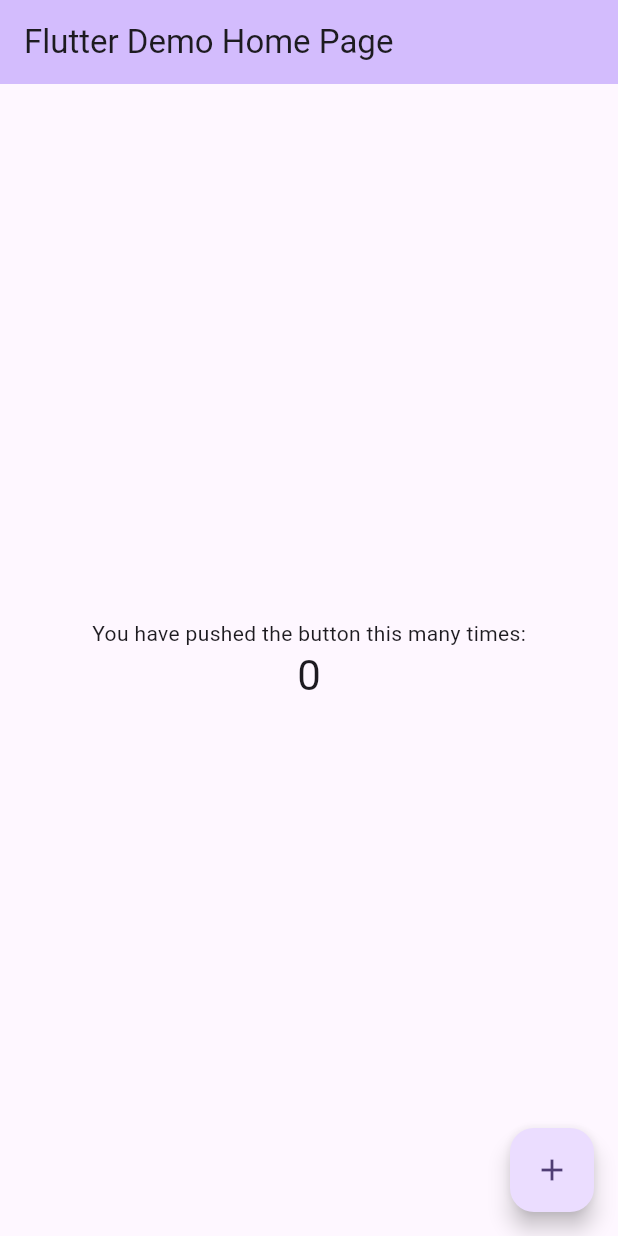
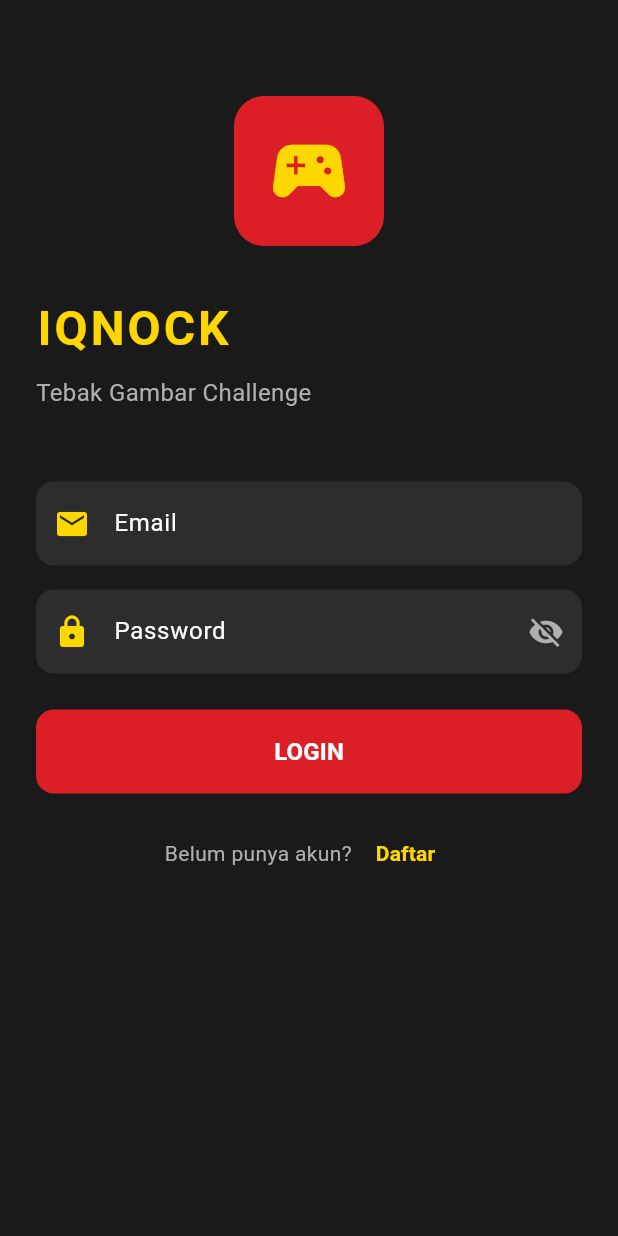
Before and after one commit to AlphaIsYour/iqnock, a Flutter app: the screen it shows after launch, on a phone screen of 412 x 824 dp. Run offline on Flutter 3.47's test engine with Material 3 defaults, Android fonts, the phone set to English and light mode, and no system bars.

Commit message:
update v0.0.1

```diff
--- /dev/null
+++ b/lib/core/constants/app_colors.dart
@@ -0,0 +1,13 @@
+import 'package:flutter/material.dart';
+
+class AppColors {
+  // Iron Man theme colors
+  static const Color primary = Color(0xFFDC1F26); // Iron Man red
+  static const Color secondary = Color(0xFFFFD700); // Gold
+  static const Color accent = Color(0xFFC5A572); // Dark gold
+  static const Color background = Color(0xFF1A1A1A); // Dark background
+  static const Color surface = Color(0xFF2D2D2D); // Card background
+  static const Color textPrimary = Color(0xFFFFFFFF);
+  static const Color textSecondary = Color(0xFFB0B0B0);
+  static const Color error = Color(0xFFFF5252);
+}
--- a/lib/main.dart
+++ b/lib/main.dart
@@ -1,122 +1,47 @@
 import 'package:flutter/material.dart';
+import 'core/constants/app_colors.dart';
+import 'routes/app_routes.dart';
 
 void main() {
-  runApp(const MyApp());
+  runApp(const IqnockApp());
 }
 
-class MyApp extends StatelessWidget {
-  const MyApp({super.key});
+class IqnockApp extends StatelessWidget {
+  const IqnockApp({super.key});
 
-  // This widget is the root of your application.
   @override
   Widget build(BuildContext context) {
     return MaterialApp(
-      title: 'Flutter Demo',
+      title: 'Iqnock',
+      debugShowCheckedModeBanner: false,
       theme: ThemeData(
-        // This is the theme of your application.
-        //
-        // TRY THIS: Try running your application with "flutter run". You'll see
-        // the application has a purple toolbar. Then, without quitting the app,
-        // try changing the seedColor in the colorScheme below to Colors.green
-        // and then invoke "hot reload" (save your changes or press the "hot
-        // reload" button in a Flutter-supported IDE, or press "r" if you used
-        // the command line to start the app).
-        //
-        // Notice that the counter didn't reset back to zero; the application
-        // state is not lost during the reload. To reset the state, use hot
-        // restart instead.
-        //
-        // This works for code too, not just values: Most code changes can be
-        // tested with just a hot reload.
-        colorScheme: ColorScheme.fromSeed(seedColor: Colors.deepPurple),
+        primaryColor: AppColors.primary,
+        scaffoldBackgroundColor: AppColors.background,
+        colorScheme: ColorScheme.dark(
+          primary: AppColors.primary,
+          secondary: AppColors.secondary,
+          surface: AppColors.surface,
+          error: AppColors.error,
+        ),
+        textTheme: const TextTheme(
+          bodyLarge: TextStyle(color: AppColors.textPrimary),
+          bodyMedium: TextStyle(color: AppColors.textSecondary),
+        ),
+        inputDecorationTheme: InputDecorationTheme(
+          filled: true,
+          fillColor: AppColors.surface,
+          border: OutlineInputBorder(
+            borderRadius: BorderRadius.circular(12),
+            borderSide: BorderSide.none,
+          ),
+          focusedBorder: OutlineInputBorder(
+            borderRadius: BorderRadius.circular(12),
+            borderSide: const BorderSide(color: AppColors.secondary, width: 2),
+          ),
+        ),
       ),
-      home: const MyHomePage(title: 'Flutter Demo Home Page'),
+      initialRoute: AppRoutes.login,
+      onGenerateRoute: AppRoutes.generateRoute,
     );
   }
 }
-
-class MyHomePage extends StatefulWidget {
-  const MyHomePage({super.key, required this.title});
-
-  // This widget is the home page of your application. It is stateful, meaning
-  // that it has a State object (defined below) that contains fields that affect
-  // how it looks.
-
-  // This class is the configuration for the state. It holds the values (in this
-  // case the title) provided by the parent (in this case the App widget) and
-  // used by the build method of the State. Fields in a Widget subclass are
-  // always marked "final".
-
-  final String title;
-
-  @override
-  State<MyHomePage> createState() => _MyHomePageState();
-}
-
-class _MyHomePageState extends State<MyHomePage> {
-  int _counter = 0;
-
-  void _incrementCounter() {
-    setState(() {
-      // This call to setState tells the Flutter framework that something has
-      // changed in this State, which causes it to rerun the build method below
-      // so that the display can reflect the updated values. If we changed
-      // _counter without calling setState(), then the build method would not be
-      // called again, and so nothing would appear to happen.
-      _counter++;
-    });
-  }
-
-  @override
-  Widget build(BuildContext context) {
-    // This method is rerun every time setState is called, for instance as done
-    // by the _incrementCounter method above.
-    //
-    // The Flutter framework has been optimized to make rerunning build methods
-    // fast, so that you can just rebuild anything that needs updating rather
-    // than having to individually change instances of widgets.
-    return Scaffold(
-      appBar: AppBar(
-        // TRY THIS: Try changing the color here to a specific color (to
-        // Colors.amber, perhaps?) and trigger a hot reload to see the AppBar
-        // change color while the other colors stay the same.
-        backgroundColor: Theme.of(context).colorScheme.inversePrimary,
-        // Here we take the value from the MyHomePage object that was created by
-        // the App.build method, and use it to set our appbar title.
-        title: Text(widget.title),
-      ),
-      body: Center(
-        // Center is a layout widget. It takes a single child and positions it
-        // in the middle of the parent.
-        child: Column(
-          // Column is also a layout widget. It takes a list of children and
-          // arranges them vertically. By default, it sizes itself to fit its
-          // children horizontally, and tries to be as tall as its parent.
-          //
-          // Column has various properties to control how it sizes itself and
-          // how it positions its children. Here we use mainAxisAlignment to
-          // center the children vertically; the main axis here is the vertical
-          // axis because Columns are vertical (the cross axis would be
-          // horizontal).
-          //
-          // TRY THIS: Invoke "debug painting" (choose the "Toggle Debug Paint"
-          // action in the IDE, or press "p" in the console), to see the
-          // wireframe for each widget.
-          mainAxisAlignment: MainAxisAlignment.center,
-          children: <Widget>[
-            const Text('You have pushed the button this many times:'),
-            Text(
-              '$_counter',
-              style: Theme.of(context).textTheme.headlineMedium,
-            ),
-          ],
-        ),
-      ),
-      floatingActionButton: FloatingActionButton(
-        onPressed: _incrementCounter,
-        tooltip: 'Increment',
-        child: const Icon(Icons.add),
-      ), // This trailing comma makes auto-formatting nicer for build methods.
-    );
-  }
-}
--- /dev/null
+++ b/lib/presentation/screens/auth/login_screen.dart
@@ -0,0 +1,134 @@
+import 'package:flutter/material.dart';
+import '../../../core/constants/app_colors.dart';
+import '../../../routes/app_routes.dart';
+import '../../widgets/custom_button.dart';
+
+class LoginScreen extends StatefulWidget {
+  const LoginScreen({super.key});
+
+  @override
+  State<LoginScreen> createState() => _LoginScreenState();
+}
+
+class _LoginScreenState extends State<LoginScreen> {
+  final _emailController = TextEditingController();
+  final _passwordController = TextEditingController();
+  bool _obscurePassword = true;
+
+  @override
+  Widget build(BuildContext context) {
+    return Scaffold(
+      body: SafeArea(
+        child: SingleChildScrollView(
+          padding: const EdgeInsets.all(24),
+          child: Column(
+            crossAxisAlignment: CrossAxisAlignment.start,
+            children: [
+              const SizedBox(height: 40),
+              Center(
+                child: Container(
+                  width: 100,
+                  height: 100,
+                  decoration: BoxDecoration(
+                    color: AppColors.primary,
+                    borderRadius: BorderRadius.circular(20),
+                  ),
+                  child: const Icon(
+                    Icons.sports_esports,
+                    size: 60,
+                    color: AppColors.secondary,
+                  ),
+                ),
+              ),
+              const SizedBox(height: 32),
+              const Text(
+                'IQNOCK',
+                style: TextStyle(
+                  fontSize: 32,
+                  fontWeight: FontWeight.bold,
+                  color: AppColors.secondary,
+                  letterSpacing: 2,
+                ),
+              ),
+              const SizedBox(height: 8),
+              const Text(
+                'Tebak Gambar Challenge',
+                style: TextStyle(fontSize: 16, color: AppColors.textSecondary),
+              ),
+              const SizedBox(height: 48),
+              TextField(
+                controller: _emailController,
+                keyboardType: TextInputType.emailAddress,
+                decoration: const InputDecoration(
+                  hintText: 'Email',
+                  prefixIcon: Icon(Icons.email, color: AppColors.secondary),
+                ),
+              ),
+              const SizedBox(height: 16),
+              TextField(
+                controller: _passwordController,
+                obscureText: _obscurePassword,
+                decoration: InputDecoration(
+                  hintText: 'Password',
+                  prefixIcon: const Icon(
+                    Icons.lock,
+                    color: AppColors.secondary,
+                  ),
+                  suffixIcon: IconButton(
+                    icon: Icon(
+                      _obscurePassword
+                          ? Icons.visibility_off
+                          : Icons.visibility,
+                      color: AppColors.textSecondary,
+                    ),
+                    onPressed: () {
+                      setState(() {
+                        _obscurePassword = !_obscurePassword;
+                      });
+                    },
+                  ),
+                ),
+              ),
+              const SizedBox(height: 24),
+              CustomButton(
+                text: 'LOGIN',
+                onPressed: () {
+                  // TODO: Implement login logic
+                },
+              ),
+              const SizedBox(height: 16),
+              Row(
+                mainAxisAlignment: MainAxisAlignment.center,
+                children: [
+                  const Text(
+                    'Belum punya akun? ',
+                    style: TextStyle(color: AppColors.textSecondary),
+                  ),
+                  TextButton(
+                    onPressed: () {
+                      Navigator.pushNamed(context, AppRoutes.register);
+                    },
+                    child: const Text(
+                      'Daftar',
+                      style: TextStyle(
+                        color: AppColors.secondary,
+                        fontWeight: FontWeight.bold,
+                      ),
+                    ),
+                  ),
+                ],
+              ),
+            ],
+          ),
+        ),
+      ),
+    );
+  }
+
+  @override
+  void dispose() {
+    _emailController.dispose();
+    _passwordController.dispose();
+    super.dispose();
+  }
+}
--- /dev/null
+++ b/lib/presentation/widgets/custom_button.dart
@@ -0,0 +1,43 @@
+import 'package:flutter/material.dart';
+import '../../core/constants/app_colors.dart';
+
+class CustomButton extends StatelessWidget {
+  final String text;
+  final VoidCallback onPressed;
+  final bool isLoading;
+
+  const CustomButton({
+    super.key,
+    required this.text,
+    required this.onPressed,
+    this.isLoading = false,
+  });
+
+  @override
+  Widget build(BuildContext context) {
+    return SizedBox(
+      width: double.infinity,
+      height: 56,
+      child: ElevatedButton(
+        onPressed: isLoading ? null : onPressed,
+        style: ElevatedButton.styleFrom(
+          backgroundColor: AppColors.primary,
+          foregroundColor: AppColors.textPrimary,
+          shape: RoundedRectangleBorder(
+            borderRadius: BorderRadius.circular(12),
+          ),
+          elevation: 0,
+        ),
+        child: isLoading
+            ? const CircularProgressIndicator(color: AppColors.textPrimary)
+            : Text(
+                text,
+                style: const TextStyle(
+                  fontSize: 16,
+                  fontWeight: FontWeight.bold,
+                ),
+              ),
+      ),
+    );
+  }
+}
--- /dev/null
+++ b/lib/routes/app_routes.dart
@@ -0,0 +1,23 @@
+import 'package:flutter/material.dart';
+import '../presentation/screens/auth/login_screen.dart';
+import '../presentation/screens/auth/register_screen.dart';
+
+class AppRoutes {
+  static const String login = '/login';
+  static const String register = '/register';
+
+  static Route<dynamic> generateRoute(RouteSettings settings) {
+    switch (settings.name) {
+      case login:
+        return MaterialPageRoute(builder: (_) => const LoginScreen());
+      case register:
+        return MaterialPageRoute(builder: (_) => const RegisterScreen());
+      default:
+        return MaterialPageRoute(
+          builder: (_) => Scaffold(
+            body: Center(child: Text('Route ${settings.name} not found')),
+          ),
+        );
+    }
+  }
+}
```
Also changed, not shown: lib/presentation/screens/auth/register_screen.dart (added, +161 -0 lines), lib/core/constants/app_text.dart (added), lib/core/utils/helpers.dart (added), lib/data/models/user_model.dart (added), lib/data/repositories/auth_repository.dart (added), lib/data/services/api_service.dart (added), lib/presentation/screens/feedback/feedback_screen.dart (added), lib/presentation/screens/game/game_screen.dart (added), lib/presentation/screens/home/home_screen.dart (added), lib/presentation/screens/leaderboard/leaderboard_screen.dart (added).
